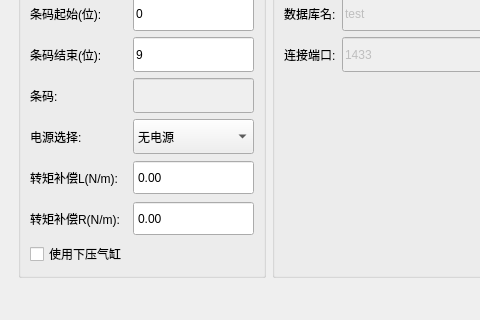
bloglink/TesterClient, file WinSyst.ui: the form before one commit; both pictures show x 0 to 480 and y 280 to 600 of the 800 by 600 pixel window.
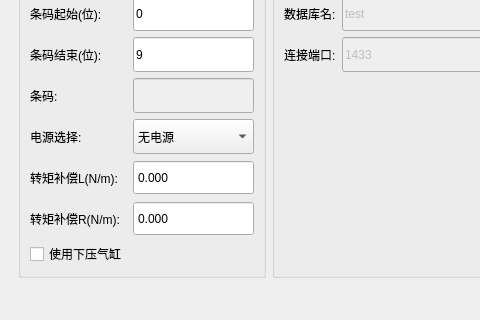
The form after the commit. The open tabs and pages were chosen to show the change.

```diff
--- a/WinSyst.ui
+++ b/WinSyst.ui
@@ -385,6 +385,9 @@
                <property name="buttonSymbols">
                 <enum>QAbstractSpinBox::NoButtons</enum>
                </property>
+               <property name="decimals">
+                <number>3</number>
+               </property>
               </widget>
              </item>
              <item row="2" column="0">
@@ -534,6 +537,9 @@
                <property name="buttonSymbols">
                 <enum>QAbstractSpinBox::NoButtons</enum>
                </property>
+               <property name="decimals">
+                <number>3</number>
+               </property>
               </widget>
              </item>
              <item row="8" column="0">
```
Left out of the diff: 2 changed lines with no effect on the pictures.
